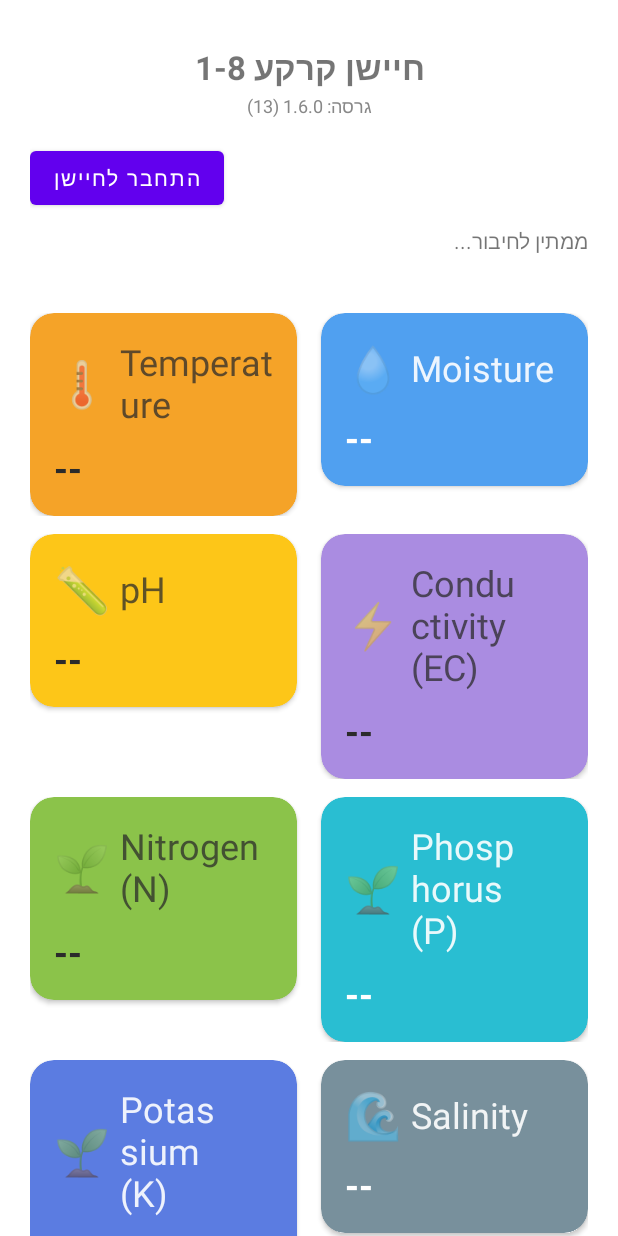
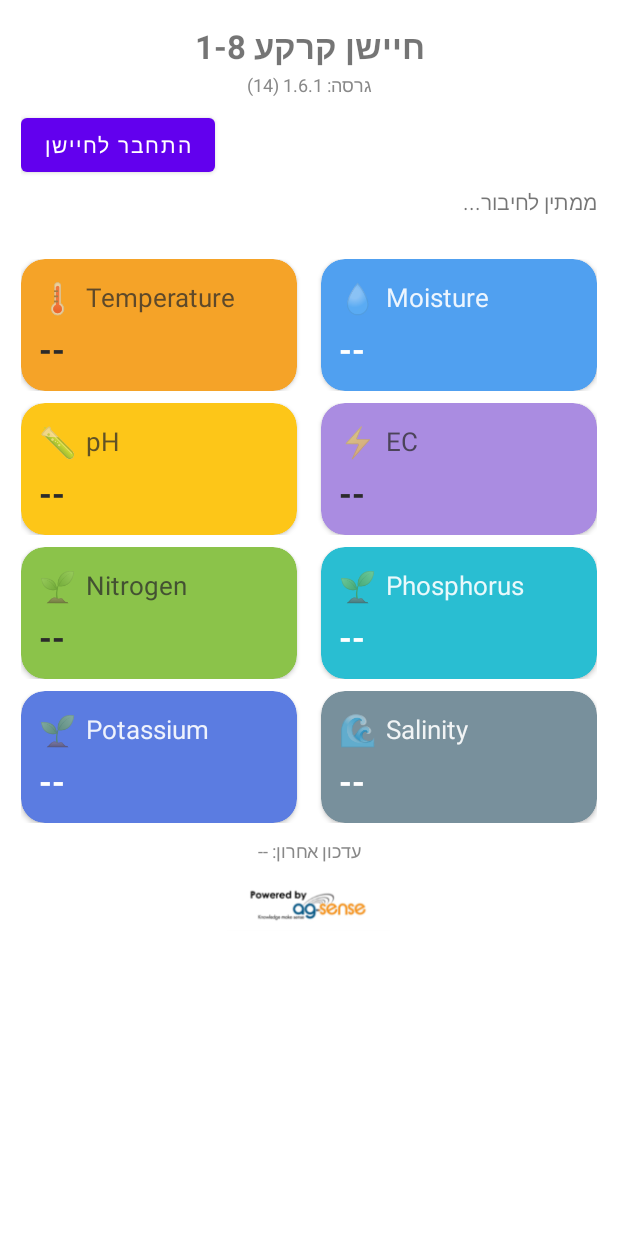
Before and after one commit to alonbz/SoilSensorReader, an Android app: the screen it shows after launch (MainActivity), on a phone screen of 412 x 824 dp. Run offline under Robolectric (Android 15) with nearby library versions, the light colour scheme and no system bars; 3 statements that could not run were skipped.

Commit message:
Add files via upload

```diff
--- a/app/build.gradle.kts
+++ b/app/build.gradle.kts
@@ -11,8 +11,8 @@ android {
         applicationId = "com.agsense.soilsensor7in1"
         minSdk = 26
         targetSdk = 34
-        versionCode = 13
-        versionName = "1.6.0"
+        versionCode = 14
+        versionName = "1.6.1"
     }
 
     signingConfigs {
--- a/app/src/main/res/layout/activity_main.xml
+++ b/app/src/main/res/layout/activity_main.xml
@@ -9,13 +9,13 @@
         android:layout_width="match_parent"
         android:layout_height="wrap_content"
         android:orientation="vertical"
-        android:padding="20dp">
+        android:padding="14dp">
 
         <TextView
             android:id="@+id/tvTitle"
             android:layout_width="match_parent"
             android:layout_height="wrap_content"
-            android:layout_marginTop="10dp"
+            android:layout_marginTop="2dp"
             android:gravity="center"
             android:text="חיישן קרקע 1-8"
             android:textSize="22sp"
@@ -35,14 +35,14 @@
             android:id="@+id/btnConnect"
             android:layout_width="wrap_content"
             android:layout_height="wrap_content"
-            android:layout_marginTop="16dp"
+            android:layout_marginTop="8dp"
             android:text="התחבר לחיישן" />
 
         <TextView
             android:id="@+id/tvStatus"
             android:layout_width="match_parent"
             android:layout_height="wrap_content"
-            android:layout_marginTop="8dp"
+            android:layout_marginTop="4dp"
             android:text="ממתין לחיבור..."
             android:textSize="14sp" />
 
@@ -59,7 +59,7 @@
         <LinearLayout
             android:layout_width="match_parent"
             android:layout_height="wrap_content"
-            android:layout_marginTop="20dp"
+            android:layout_marginTop="10dp"
             android:orientation="horizontal">
 
             <androidx.cardview.widget.CardView
@@ -75,7 +75,8 @@
                     android:layout_width="match_parent"
                     android:layout_height="wrap_content"
                     android:orientation="vertical"
-                    android:padding="16dp">
+                    android:padding="12dp"
+                    android:minHeight="88dp">
 
                     <LinearLayout
                         android:layout_width="match_parent"
@@ -108,7 +109,8 @@
                     android:layout_width="match_parent"
                     android:layout_height="wrap_content"
                     android:orientation="vertical"
-                    android:padding="16dp">
+                    android:padding="12dp"
+                    android:minHeight="88dp">
 
                     <LinearLayout
                         android:layout_width="match_parent"
@@ -133,7 +135,7 @@
         <LinearLayout
             android:layout_width="match_parent"
             android:layout_height="wrap_content"
-            android:layout_marginTop="12dp"
+            android:layout_marginTop="8dp"
             android:orientation="horizontal">
 
             <androidx.cardview.widget.CardView
@@ -149,7 +151,8 @@
                     android:layout_width="match_parent"
                     android:layout_height="wrap_content"
                     android:orientation="vertical"
-                    android:padding="16dp">
+                    android:padding="12dp"
+                    android:minHeight="88dp">
 
                     <LinearLayout
                         android:layout_width="match_parent"
@@ -182,7 +185,8 @@
                     android:layout_width="match_parent"
                     android:layout_height="wrap_content"
                     android:orientation="vertical"
-                    android:padding="16dp">
+                    android:padding="12dp"
+                    android:minHeight="88dp">
 
                     <LinearLayout
                         android:layout_width="match_parent"
@@ -192,7 +196,7 @@
 
                         <TextView style="@style/CardIconDark" android:text="⚡" />
 
-                        <TextView style="@style/CardTitleDark" android:layout_width="0dp" android:layout_weight="1" android:layout_marginStart="6dp" android:text="Conductivity (EC)" />
+                        <TextView style="@style/CardTitleDark" android:layout_width="0dp" android:layout_weight="1" android:layout_marginStart="6dp" android:text="EC" />
                     </LinearLayout>
 
                     <TextView
@@ -207,7 +211,7 @@
         <LinearLayout
             android:layout_width="match_parent"
             android:layout_height="wrap_content"
-            android:layout_marginTop="12dp"
+            android:layout_marginTop="8dp"
             android:orientation="horizontal">
 
             <androidx.cardview.widget.CardView
@@ -223,7 +227,8 @@
                     android:layout_width="match_parent"
                     android:layout_height="wrap_content"
                     android:orientation="vertical"
-                    android:padding="16dp">
+                    android:padding="12dp"
+                    android:minHeight="88dp">
 
                     <LinearLayout
                         android:layout_width="match_parent"
@@ -233,7 +238,7 @@
 
                         <TextView style="@style/CardIconDark" android:text="🌱" />
 
-                        <TextView style="@style/CardTitleDark" android:layout_width="0dp" android:layout_weight="1" android:layout_marginStart="6dp" android:text="Nitrogen (N)" />
+                        <TextView style="@style/CardTitleDark" android:layout_width="0dp" android:layout_weight="1" android:layout_marginStart="6dp" android:text="Nitrogen" />
                     </LinearLayout>
 
                     <TextView
@@ -256,7 +261,8 @@
                     android:layout_width="match_parent"
                     android:layout_height="wrap_content"
                     android:orientation="vertical"
-                    android:padding="16dp">
+                    android:padding="12dp"
+                    android:minHeight="88dp">
 
                     <LinearLayout
                         android:layout_width="match_parent"
@@ -266,7 +272,7 @@
 
                         <TextView style="@style/CardIconWhite" android:text="🌱" />
 
-                        <TextView style="@style/CardTitleWhite" android:layout_width="0dp" android:layout_weight="1" android:layout_marginStart="6dp" android:text="Phosphorus (P)" />
+                        <TextView style="@style/CardTitleWhite" android:layout_width="0dp" android:layout_weight="1" android:layout_marginStart="6dp" android:text="Phosphorus" />
                     </LinearLayout>
 
                     <TextView
@@ -281,7 +287,7 @@
         <LinearLayout
             android:layout_width="match_parent"
             android:layout_height="wrap_content"
-            android:layout_marginTop="12dp"
+            android:layout_marginTop="8dp"
             android:orientation="horizontal">
 
             <androidx.cardview.widget.CardView
@@ -297,7 +303,8 @@
                     android:layout_width="match_parent"
                     android:layout_height="wrap_content"
                     android:orientation="vertical"
-                    android:padding="16dp">
+                    android:padding="12dp"
+                    android:minHeight="88dp">
 
                     <LinearLayout
                         android:layout_width="match_parent"
@@ -307,7 +314,7 @@
 
                         <TextView style="@style/CardIconWhite" android:text="🌱" />
 
-                        <TextView style="@style/CardTitleWhite" android:layout_width="0dp" android:layout_weight="1" android:layout_marginStart="6dp" android:text="Potassium (K)" />
+                        <TextView style="@style/CardTitleWhite" android:layout_width="0dp" android:layout_weight="1" android:layout_marginStart="6dp" android:text="Potassium" />
                     </LinearLayout>
 
                     <TextView
@@ -330,7 +337,8 @@
                     android:layout_width="match_parent"
                     android:layout_height="wrap_content"
                     android:orientation="vertical"
-                    android:padding="16dp">
+                    android:padding="12dp"
+                    android:minHeight="88dp">
 
                     <LinearLayout
                         android:layout_width="match_parent"
@@ -355,7 +363,7 @@
             android:id="@+id/tvLastUpdate"
             android:layout_width="match_parent"
             android:layout_height="wrap_content"
-            android:layout_marginTop="20dp"
+            android:layout_marginTop="10dp"
             android:gravity="center"
             android:text="עדכון אחרון: --"
             android:textSize="12sp"
@@ -363,10 +371,10 @@
 
         <ImageView
             android:id="@+id/ivBrandLogo"
-            android:layout_width="150dp"
+            android:layout_width="110dp"
             android:layout_height="wrap_content"
             android:layout_gravity="center_horizontal"
-            android:layout_marginTop="24dp"
+            android:layout_marginTop="8dp"
             android:adjustViewBounds="true"
             android:contentDescription="AG-Sense"
             android:src="@drawable/ag_sense_logo" />
--- a/app/src/main/res/values/styles.xml
+++ b/app/src/main/res/values/styles.xml
@@ -3,16 +3,17 @@
     <style name="CardTitleWhite">
         <item name="android:layout_width">wrap_content</item>
         <item name="android:layout_height">wrap_content</item>
-        <item name="android:textSize">24sp</item>
+        <item name="android:textSize">17sp</item>
         <item name="android:textColor">#FFFFFF</item>
         <item name="android:alpha">0.9</item>
+        <item name="android:maxLines">1</item>
     </style>
 
     <style name="CardValueWhite">
         <item name="android:layout_width">wrap_content</item>
         <item name="android:layout_height">wrap_content</item>
-        <item name="android:layout_marginTop">10dp</item>
-        <item name="android:textSize">24sp</item>
+        <item name="android:layout_marginTop">6dp</item>
+        <item name="android:textSize">22sp</item>
         <item name="android:textStyle">bold</item>
         <item name="android:textColor">#FFFFFF</item>
     </style>
@@ -21,33 +22,32 @@
     <style name="CardTitleDark">
         <item name="android:layout_width">wrap_content</item>
         <item name="android:layout_height">wrap_content</item>
-        <item name="android:textSize">24sp</item>
+        <item name="android:textSize">17sp</item>
         <item name="android:textColor">#2B2B2B</item>
         <item name="android:alpha">0.75</item>
+        <item name="android:maxLines">1</item>
     </style>
 
     <style name="CardValueDark">
         <item name="android:layout_width">wrap_content</item>
         <item name="android:layout_height">wrap_content</item>
-        <item name="android:layout_marginTop">10dp</item>
-        <item name="android:textSize">24sp</item>
+        <item name="android:layout_marginTop">6dp</item>
+        <item name="android:textSize">22sp</item>
         <item name="android:textStyle">bold</item>
         <item name="android:textColor">#2B2B2B</item>
     </style>
 
-    <!-- Larger standalone icon glyph, white variant -->
+    <!-- Standalone icon glyph, white variant -->
     <style name="CardIconWhite">
         <item name="android:layout_width">wrap_content</item>
         <item name="android:layout_height">wrap_content</item>
-        <item name="android:textSize">30sp</item>
-
+        <item name="android:textSize">20sp</item>
     </style>
 
-    <!-- Larger standalone icon glyph, dark variant -->
+    <!-- Standalone icon glyph, dark variant -->
     <style name="CardIconDark">
         <item name="android:layout_width">wrap_content</item>
         <item name="android:layout_height">wrap_content</item>
-        <item name="android:textSize">30sp</item>
-
+        <item name="android:textSize">20sp</item>
     </style>
 </resources>
```
